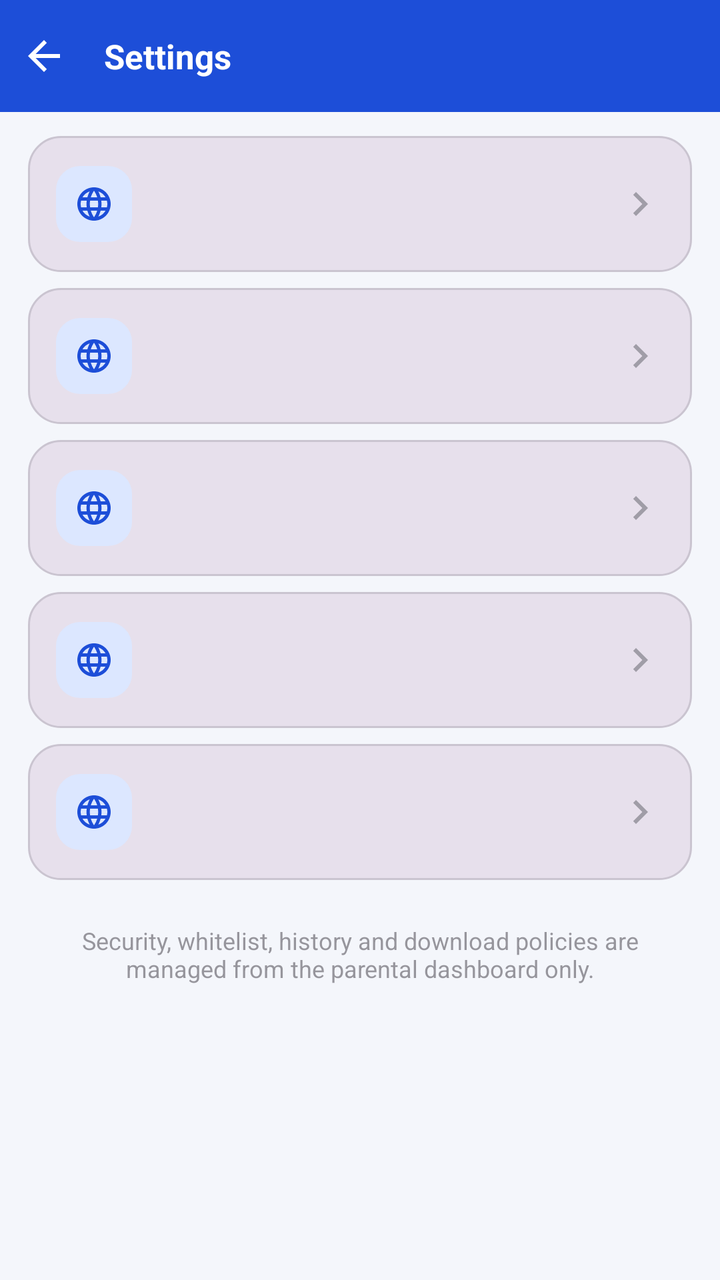
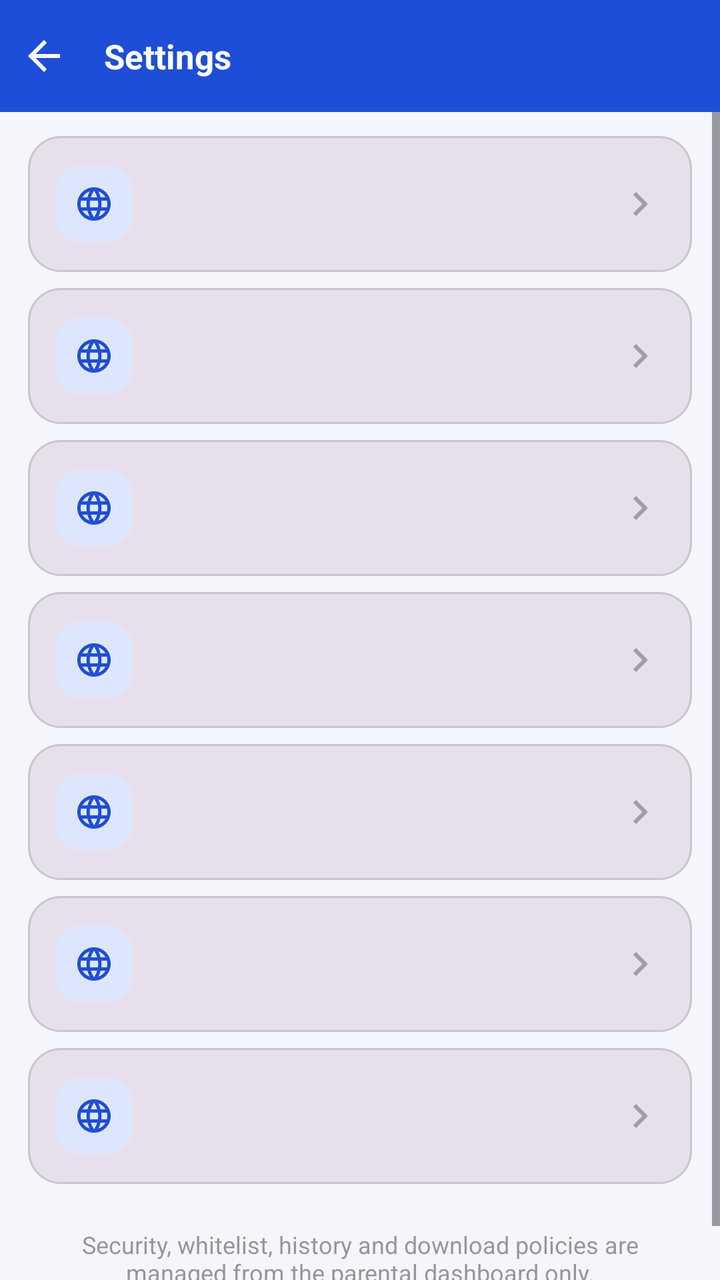

Compare the two renders of this Android layout. The source of the first and the diff that turns it into the second are given below.
<!-- AndroidManifest.xml: application theme Theme.SecureBrowser -->
<!-- res/layout/activity_settings.xml -->
<?xml version="1.0" encoding="utf-8"?>
<LinearLayout xmlns:android="http://schemas.android.com/apk/res/android"
    android:layout_width="match_parent"
    android:layout_height="match_parent"
    android:background="?android:attr/colorBackground"
    android:orientation="vertical">

    <LinearLayout
        android:layout_width="match_parent"
        android:layout_height="56dp"
        android:background="?attr/colorPrimary"
        android:gravity="center_vertical"
        android:orientation="horizontal">

        <ImageButton
            android:id="@+id/btnToolbarBack"
            android:layout_width="44dp"
            android:layout_height="44dp"
            android:background="?attr/selectableItemBackgroundBorderless"
            android:contentDescription="@string/cd_back"
            android:src="@drawable/ic_back"
            android:tint="@color/browserBarForeground" />

        <TextView
            android:layout_width="0dp"
            android:layout_height="wrap_content"
            android:layout_marginStart="8dp"
            android:layout_weight="1"
            android:ellipsize="end"
            android:maxLines="1"
            android:text="@string/settings_title"
            android:textColor="@color/browserBarForeground"
            android:textSize="17sp"
            android:textStyle="bold" />
    </LinearLayout>

    <ScrollView
        android:layout_width="match_parent"
        android:layout_height="match_parent">

        <LinearLayout
            android:layout_width="match_parent"
            android:layout_height="wrap_content"
            android:orientation="vertical"
            android:paddingBottom="24dp">

            <LinearLayout
                android:layout_width="match_parent"
                android:layout_height="wrap_content"
                android:orientation="vertical"
                android:paddingHorizontal="2dp"
                android:paddingTop="8dp">

                <include
                    android:id="@+id/cardTheme"
                    layout="@layout/row_action_card" />

                <include
                    android:id="@+id/cardLanguage"
                    layout="@layout/row_action_card" />

                <include
                    android:id="@+id/cardSearchEngine"
                    layout="@layout/row_action_card" />

                <include
                    android:id="@+id/cardHomepage"
                    layout="@layout/row_action_card" />

                <include
                    android:id="@+id/cardZoom"
                    layout="@layout/row_action_card" />
            </LinearLayout>

            <TextView
                android:id="@+id/settingsNote"
                android:layout_width="match_parent"
                android:layout_height="wrap_content"
                android:layout_marginTop="18dp"
                android:alpha="0.55"
                android:gravity="center"
                android:paddingHorizontal="22dp"
                android:text="@string/settings_note"
                android:textSize="12sp" />
        </LinearLayout>
    </ScrollView>
</LinearLayout>
<!-- res/layout/row_action_card.xml (included above) -->
<?xml version="1.0" encoding="utf-8"?>
<LinearLayout xmlns:android="http://schemas.android.com/apk/res/android"
    android:layout_width="match_parent"
    android:layout_height="wrap_content"
    android:layout_marginHorizontal="12dp"
    android:layout_marginVertical="4dp"
    android:background="@drawable/bg_section_card"
    android:clickable="true"
    android:focusable="true"
    android:foreground="?attr/selectableItemBackground"
    android:gravity="center_vertical"
    android:minHeight="68dp"
    android:orientation="horizontal"
    android:paddingHorizontal="14dp"
    android:paddingVertical="12dp">

    
    <FrameLayout
        android:layout_width="38dp"
        android:layout_height="38dp"
        android:background="@drawable/bg_icon_badge">

        <ImageView
            android:id="@+id/cardIcon"
            android:layout_width="20dp"
            android:layout_height="20dp"
            android:layout_gravity="center"
            android:importantForAccessibility="no"
            android:src="@drawable/ic_globe"
            android:tint="?attr/colorPrimary" />
    </FrameLayout>

    
    <LinearLayout
        android:layout_width="0dp"
        android:layout_height="wrap_content"
        android:layout_marginStart="14dp"
        android:layout_weight="1"
        android:orientation="vertical">

        <TextView
            android:id="@+id/cardTitle"
            android:layout_width="match_parent"
            android:layout_height="wrap_content"
            android:ellipsize="end"
            android:maxLines="2"
            android:textColor="?attr/colorOnBackground"
            android:textSize="15sp"
            android:textStyle="bold" />

        <TextView
            android:id="@+id/cardValue"
            android:layout_width="match_parent"
            android:layout_height="wrap_content"
            android:layout_marginTop="2dp"
            android:alpha="0.68"
            android:ellipsize="end"
            android:maxLines="2"
            android:textColor="?attr/colorOnBackground"
            android:textSize="12sp" />
    </LinearLayout>

    
    <ImageView
        android:layout_width="24dp"
        android:layout_height="24dp"
        android:alpha="0.35"
        android:importantForAccessibility="no"
        android:src="@drawable/ic_chevron_forward"
        android:tint="?attr/colorOnBackground" />
</LinearLayout>
<!-- resources referenced by this layout -->
<resources>
  <color name="browserBarForeground">#FFFFFF</color>
  <!-- drawable bg_icon_badge (drawable) -->
  <?xml version="1.0" encoding="utf-8"?>
  <shape xmlns:android="http://schemas.android.com/apk/res/android"
      android:shape="rectangle">
      <corners android:radius="12dp" />
      <solid android:color="?attr/colorPrimaryContainer" />
  </shape>
  <!-- drawable bg_section_card (drawable) -->
  <?xml version="1.0" encoding="utf-8"?>
  <shape xmlns:android="http://schemas.android.com/apk/res/android"
      android:shape="rectangle">
      <corners android:radius="16dp" />
      <solid android:color="?attr/colorSurfaceVariant" />
      <stroke
          android:width="1dp"
          android:color="?attr/colorOutlineVariant" />
  </shape>
  <!-- drawable ic_back (drawable) -->
  <?xml version="1.0" encoding="utf-8"?>
  <vector xmlns:android="http://schemas.android.com/apk/res/android"
      android:width="24dp"
      android:height="24dp"
      android:viewportWidth="24"
      android:viewportHeight="24">
      <path
          android:fillColor="#FF000000"
          android:pathData="M20,11H7.83l5.59,-5.59L12,4l-8,8 8,8 1.41,-1.41L7.83,13H20v-2z" />
  </vector>
  <!-- drawable ic_chevron_forward (drawable) -->
  <?xml version="1.0" encoding="utf-8"?>
  <vector xmlns:android="http://schemas.android.com/apk/res/android"
      android:width="24dp"
      android:height="24dp"
      android:viewportWidth="24"
      android:viewportHeight="24"
      android:autoMirrored="true">
      <path
          android:fillColor="@android:color/white"
          android:pathData="M10,6L8.59,7.41 13.17,12l-4.58,4.59L10,18l6,-6z" />
  </vector>
  <string name="cd_back">Back</string>
  <string name="settings_note">Security, whitelist, history and download policies are managed from the parental dashboard only.</string>
  <string name="settings_title">Settings</string>
  <style name="Theme.SecureBrowser" parent="Theme.Material3.DayNight.NoActionBar">
          <item name="colorPrimary">@color/colorPrimary</item>
          <item name="colorOnPrimary">@color/colorOnPrimary</item>
          <item name="colorPrimaryContainer">@color/colorPrimaryContainer</item>
          <item name="colorOnPrimaryContainer">@color/colorOnPrimaryContainer</item>
          <item name="colorSecondary">@color/colorSecondary</item>
          <item name="colorOnSecondary">@color/colorOnSecondary</item>
          <item name="colorError">@color/colorError</item>
          <item name="colorErrorContainer">@color/colorErrorContainer</item>
          <item name="android:colorBackground">@color/background</item>
          <item name="colorOnBackground">@color/onBackground</item>
          <item name="android:statusBarColor">@color/colorPrimary</item>
          <item name="android:windowLightStatusBar">false</item>
      </style>
  <color name="colorPrimary">#1D4ED8</color>
  <color name="colorOnPrimary">#FFFFFF</color>
  <color name="colorPrimaryContainer">#DCE7FF</color>
  <color name="colorOnPrimaryContainer">#0E2A66</color>
  <color name="colorSecondary">#0E7490</color>
  <color name="colorOnSecondary">#FFFFFF</color>
  <color name="colorError">#B3261E</color>
  <color name="colorErrorContainer">#F9DEDC</color>
  <color name="background">#F4F6FB</color>
  <color name="onBackground">#1A1D24</color>
  <!-- unchanged entries left out for length: 1 -->
</resources>

<!-- the commit's change to res/layout/activity_settings.xml (unified diff, before → after) -->
@@ -64,11 +64,19 @@
                     layout="@layout/row_action_card" />
 
                 <include
+                    android:id="@+id/cardBlockSearchEngine"
+                    layout="@layout/row_action_card" />
+
+                <include
                     android:id="@+id/cardHomepage"
                     layout="@layout/row_action_card" />
 
                 <include
                     android:id="@+id/cardZoom"
+                    layout="@layout/row_action_card" />
+
+                <include
+                    android:id="@+id/cardAppUpdate"
                     layout="@layout/row_action_card" />
             </LinearLayout>
 
